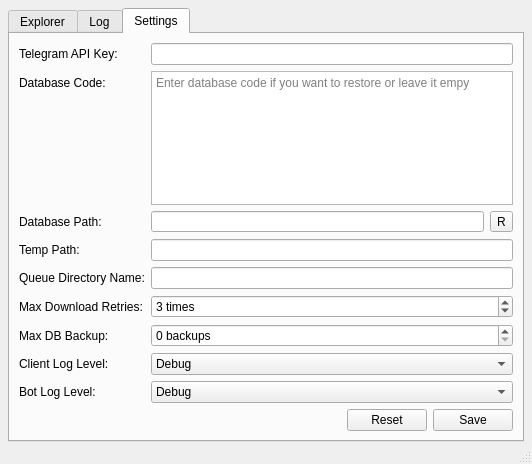
This is src/main/resources/base/main_window.ui in WUAmin/wu-blackhole as Qt 5 draws it before an edit. The edited form follows.
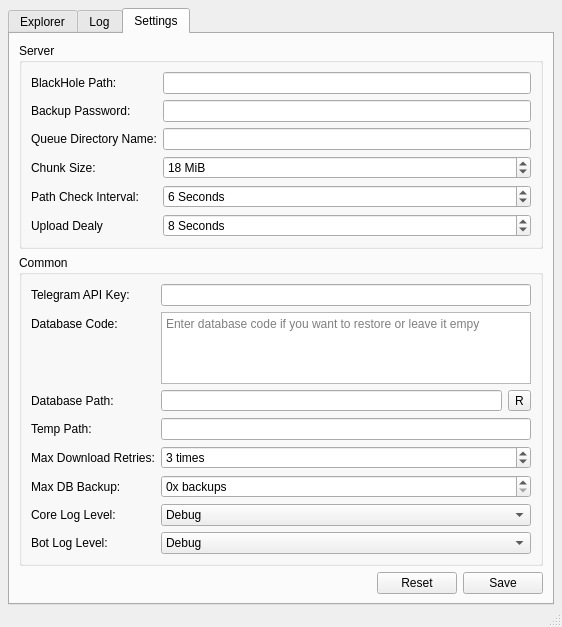
This is the edited form.

Commit message: Add server's settings

The edit to the form file:
```diff
--- a/src/main/resources/base/main_window.ui
+++ b/src/main/resources/base/main_window.ui
@@ -6,8 +6,8 @@
    <rect>
     <x>0</x>
     <y>0</y>
-    <width>532</width>
-    <height>464</height>
+    <width>562</width>
+    <height>587</height>
    </rect>
   </property>
   <property name="windowTitle">
@@ -243,42 +243,124 @@
        <attribute name="title">
         <string>Settings</string>
        </attribute>
-       <layout class="QGridLayout" name="gridLayout_2" rowstretch="1,0">
-        <item row="1" column="2">
-         <layout class="QHBoxLayout" name="horizontalLayout" stretch="1,0,0">
-          <property name="spacing">
+       <layout class="QVBoxLayout" name="verticalLayout_2" stretch="0,1,0">
+        <item>
+         <widget class="QGroupBox" name="server_settings_gb">
+          <property name="title">
+           <string>Server</string>
+          </property>
+          <layout class="QFormLayout" name="formLayout_2">
+           <item row="0" column="0">
+            <widget class="QLabel" name="label_12">
+             <property name="text">
+              <string>BlackHole Path:</string>
+             </property>
+            </widget>
+           </item>
+           <item row="0" column="1">
+            <widget class="QLineEdit" name="bh_path_le"/>
+           </item>
+           <item row="1" column="0">
+            <widget class="QLabel" name="label_13">
+             <property name="text">
+              <string>Backup Password:</string>
+             </property>
+            </widget>
+           </item>
+           <item row="1" column="1">
+            <widget class="QLineEdit" name="backup_pass_le">
+             <property name="echoMode">
+              <enum>QLineEdit::PasswordEchoOnEdit</enum>
+             </property>
+            </widget>
+           </item>
+           <item row="2" column="0">
+            <widget class="QLabel" name="label_8">
+             <property name="text">
+              <string>Queue Directory Name:</string>
+             </property>
+            </widget>
+           </item>
+           <item row="2" column="1">
+            <widget class="QLineEdit" name="bh_queue_dirname_le"/>
+           </item>
+           <item row="3" column="0">
+            <widget class="QLabel" name="label_10">
+             <property name="text">
+              <string>Chunk Size:</string>
+             </property>
+            </widget>
+           </item>
+           <item row="3" column="1">
+            <widget class="QSpinBox" name="chunk_size_sb">
+             <property name="suffix">
+              <string> MiB</string>
+             </property>
+             <property name="minimum">
+              <number>1</number>
+             </property>
+             <property name="maximum">
+              <number>20</number>
+             </property>
+             <property name="value">
+              <number>18</number>
+             </property>
+            </widget>
+           </item>
+           <item row="4" column="0">
+            <widget class="QLabel" name="label_11">
+             <property name="text">
+              <string>Path Check Interval:</string>
+             </property>
+            </widget>
+           </item>
+           <item row="4" column="1">
+            <widget class="QSpinBox" name="path_check_interval_sb">
+             <property name="suffix">
+              <string> Seconds</string>
+             </property>
+             <property name="minimum">
+              <number>1</number>
+             </property>
+             <property name="maximum">
+              <number>60</number>
+             </property>
+             <property name="value">
            <number>6</number>
           </property>
-          <item>
-           <spacer name="horizontalSpacer">
-            <property name="orientation">
-             <enum>Qt::Horizontal</enum>
-            </property>
-            <property name="sizeHint" stdset="0">
-             <size>
-              <width>40</width>
-              <height>20</height>
-             </size>
-            </property>
-           </spacer>
-          </item>
-          <item>
-           <widget class="QPushButton" name="reset_config_b">
+            </widget>
+           </item>
+           <item row="5" column="0">
+            <widget class="QLabel" name="label_14">
             <property name="text">
-             <string>Reset</string>
+              <string>Upload Dealy</string>
             </property>
            </widget>
           </item>
-          <item>
-           <widget class="QPushButton" name="save_config_b">
-            <property name="text">
-             <string>Save</string>
+           <item row="5" column="1">
+            <widget class="QSpinBox" name="upload_delay_sb">
+             <property name="suffix">
+              <string> Seconds</string>
+             </property>
+             <property name="minimum">
+              <number>1</number>
+             </property>
+             <property name="maximum">
+              <number>20</number>
+             </property>
+             <property name="value">
+              <number>8</number>
             </property>
            </widget>
           </item>
          </layout>
+         </widget>
         </item>
-        <item row="0" column="2">
+        <item>
+         <widget class="QGroupBox" name="common_settings_gb">
+          <property name="title">
+           <string>Common</string>
+          </property>
          <layout class="QFormLayout" name="formLayout">
           <item row="0" column="0">
            <widget class="QLabel" name="label">
@@ -329,28 +411,58 @@
             </item>
            </layout>
           </item>
-          <item row="7" column="0">
+           <item row="3" column="0">
+            <widget class="QLabel" name="label_9">
+             <property name="text">
+              <string>Temp Path:</string>
+             </property>
+            </widget>
+           </item>
+           <item row="3" column="1">
+            <widget class="QLineEdit" name="temp_path_le"/>
+           </item>
+           <item row="5" column="0">
+            <widget class="QLabel" name="label_7">
+             <property name="text">
+              <string>Max Download Retries:</string>
+             </property>
+            </widget>
+           </item>
+           <item row="5" column="1">
+            <widget class="QSpinBox" name="max_dl_retry_sb">
+             <property name="suffix">
+              <string> times</string>
+             </property>
+             <property name="maximum">
+              <number>9999</number>
+             </property>
+             <property name="value">
+              <number>3</number>
+             </property>
+            </widget>
+           </item>
+           <item row="6" column="0">
            <widget class="QLabel" name="label_6">
             <property name="text">
              <string>Max DB Backup:</string>
             </property>
            </widget>
           </item>
-          <item row="7" column="1">
+           <item row="6" column="1">
            <widget class="QSpinBox" name="keep_db_sp">
             <property name="suffix">
-             <string> backups</string>
+              <string>x backups</string>
             </property>
            </widget>
           </item>
-          <item row="8" column="0">
+           <item row="7" column="0">
            <widget class="QLabel" name="label_3">
             <property name="text">
-             <string>Client Log Level:</string>
+              <string>Core Log Level:</string>
             </property>
            </widget>
           </item>
-          <item row="8" column="1">
+           <item row="7" column="1">
            <widget class="QComboBox" name="client_log_level_cb">
             <item>
              <property name="text">
@@ -374,14 +486,14 @@
             </item>
            </widget>
           </item>
-          <item row="9" column="0">
+           <item row="8" column="0">
            <widget class="QLabel" name="label_4">
             <property name="text">
              <string>Bot Log Level:</string>
             </property>
            </widget>
           </item>
-          <item row="9" column="1">
+           <item row="8" column="1">
            <widget class="QComboBox" name="bot_log_level_cb">
             <item>
              <property name="text">
@@ -405,46 +517,41 @@
             </item>
            </widget>
           </item>
-          <item row="6" column="0">
-           <widget class="QLabel" name="label_7">
-            <property name="text">
-             <string>Max Download Retries:</string>
-            </property>
-           </widget>
-          </item>
-          <item row="6" column="1">
-           <widget class="QSpinBox" name="max_dl_retry_sb">
-            <property name="suffix">
-             <string> times</string>
-            </property>
-            <property name="maximum">
-             <number>9999</number>
+          </layout>
+         </widget>
+        </item>
+        <item>
+         <layout class="QHBoxLayout" name="horizontalLayout" stretch="1,0,0">
+          <property name="spacing">
+           <number>6</number>
+          </property>
+          <item>
+           <spacer name="horizontalSpacer">
+            <property name="orientation">
+             <enum>Qt::Horizontal</enum>
             </property>
-            <property name="value">
-             <number>3</number>
+            <property name="sizeHint" stdset="0">
+             <size>
+              <width>40</width>
+              <height>20</height>
+             </size>
             </property>
-           </widget>
+           </spacer>
           </item>
-          <item row="4" column="0">
-           <widget class="QLabel" name="label_8">
+          <item>
+           <widget class="QPushButton" name="reset_config_b">
             <property name="text">
-             <string>Queue Directory Name:</string>
+             <string>Reset</string>
             </property>
            </widget>
           </item>
-          <item row="4" column="1">
-           <widget class="QLineEdit" name="bh_queue_dirname_le"/>
-          </item>
-          <item row="3" column="0">
-           <widget class="QLabel" name="label_9">
+          <item>
+           <widget class="QPushButton" name="save_config_b">
             <property name="text">
-             <string>Temp Path:</string>
+             <string>Save</string>
             </property>
            </widget>
           </item>
-          <item row="3" column="1">
-           <widget class="QLineEdit" name="temp_path_le"/>
-          </item>
          </layout>
         </item>
        </layout>
@@ -458,7 +565,7 @@
     <rect>
      <x>0</x>
      <y>0</y>
-     <width>532</width>
+     <width>562</width>
      <height>21</height>
     </rect>
    </property>
```
Lines whose indentation alone changed are shown as unchanged. The commit also changes 2 other files.
